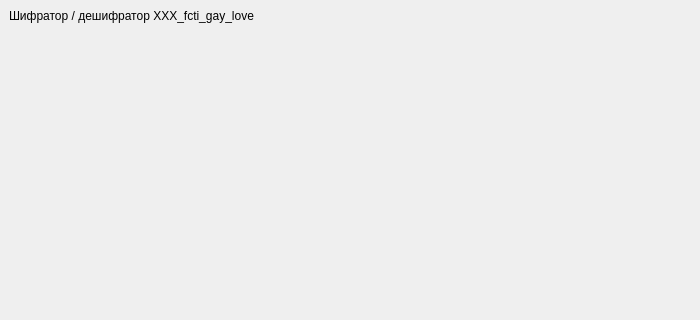
Old version of the form UI/main_app.ui in the repository DimPerch/info_project; both pictures show x 0 to 700 and y 0 to 320 of the 700 by 594 pixel window.
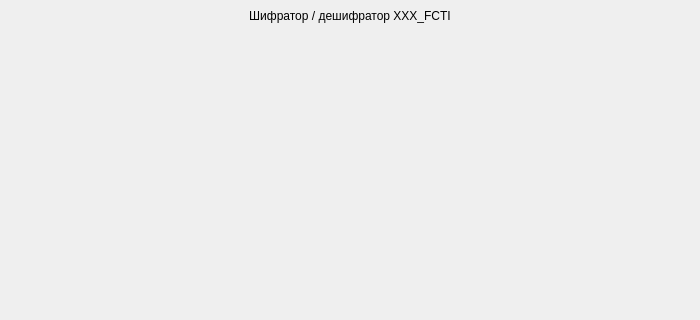
New version of the form.

The edit to the form file:
```diff
--- a/UI/main_app.ui
+++ b/UI/main_app.ui
@@ -18,7 +18,10 @@
     <item row="0" column="0">
      <widget class="QLabel" name="label">
       <property name="text">
-       <string>Шифратор / дешифратор XXX_fcti_gay_love</string>
+       <string>Шифратор / дешифратор XXX_FCTI</string>
+      </property>
+      <property name="alignment">
+       <set>Qt::AlignCenter</set>
       </property>
      </widget>
     </item>
```
